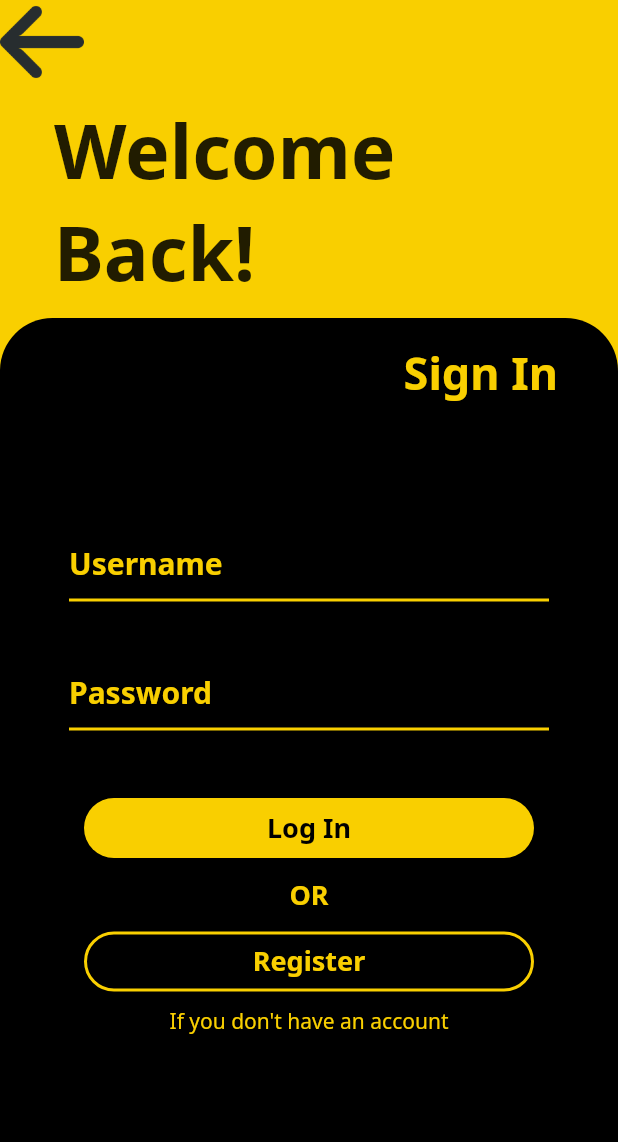
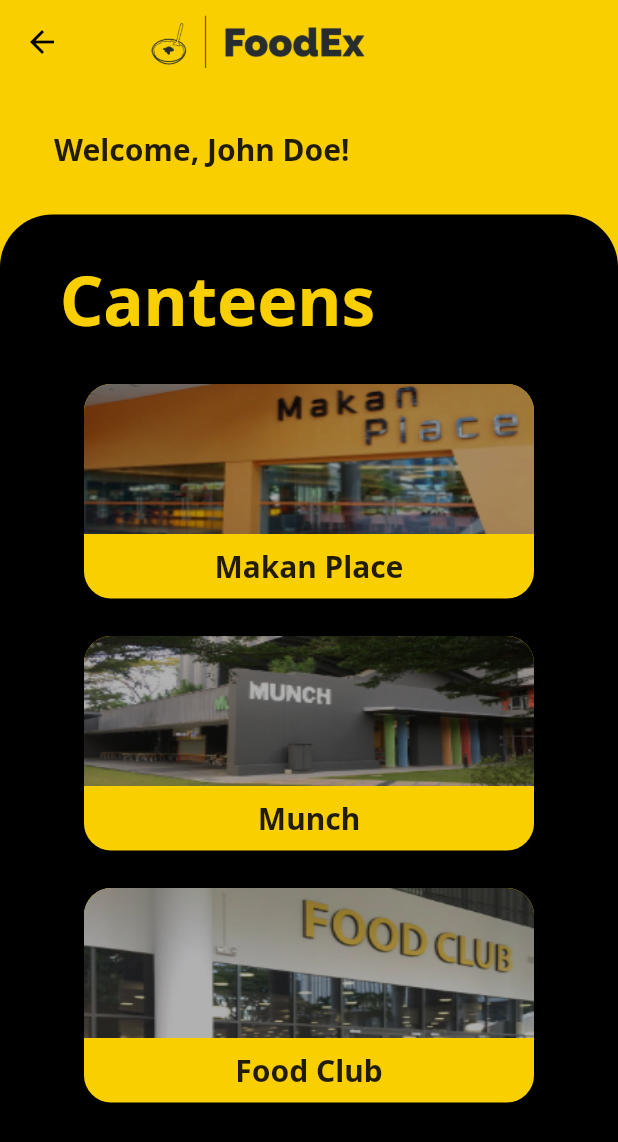
Before and after one commit to LowHongWei/PFD_Flutter, a Flutter app: the SignIn screen opened directly, after a tap on "Log In", on a phone screen of 412 x 824 dp. Shown: the top 1142 px of the screen. Run offline on Flutter 3.47's test engine with Material 2 defaults, Android fonts, the phone set to English and light mode, and no system bars; our stand-ins replace google_fonts, sizer.

Commit message:
Partially finished the UI for landing page

```diff
--- /dev/null
+++ b/lib/landingPage.dart
@@ -0,0 +1,179 @@
+import 'package:flutter/material.dart';
+
+class LandingPage extends StatelessWidget {
+  const LandingPage({super.key});
+
+  @override
+  Widget build(BuildContext context) {
+    return Scaffold(
+      resizeToAvoidBottomInset: false,
+      backgroundColor: const Color(0xFFF9CF00),
+      appBar: AppBar(
+        backgroundColor: const Color(0xFFF9CF00),
+        elevation: 0,
+        title: Image.asset(
+          'images/IconBlack.png',
+          fit: BoxFit.cover,
+          height: 200,
+          width: 200,
+        ),
+      ),
+      body: Center(
+        child: Column(
+          children: [
+            const Padding(
+              padding: EdgeInsets.all(30),
+              child: SizedBox(
+                width: 340,
+                child: Text(
+                  textAlign: TextAlign.start,
+                  "Welcome, John Doe!",
+                  style: TextStyle(fontSize: 20, fontWeight: FontWeight.bold),
+                ),
+              ),
+            ),
+            Expanded(
+              child: Container(
+                width: double.infinity,
+                decoration: const BoxDecoration(
+                  color: Colors.black,
+                  borderRadius: BorderRadius.only(
+                    topLeft: Radius.circular(35),
+                    topRight: Radius.circular(35),
+                  ),
+                ),
+                child: Column(
+                  children: [
+                    const Padding(
+                      padding:
+                          EdgeInsets.symmetric(horizontal: 40, vertical: 26),
+                      child: Align(
+                        alignment: Alignment.topLeft,
+                        child: Text(
+                          'Canteens',
+                          style: TextStyle(
+                              color: Color(0xFFF9CF00),
+                              fontSize: 45,
+                              fontWeight: FontWeight.bold),
+                          textAlign: TextAlign.right,
+                        ),
+                      ),
+                    ),
+                    SizedBox(
+                      child: DecoratedBox(
+                        decoration: BoxDecoration(
+                            color: const Color(0xFFF9CF00),
+                            borderRadius: BorderRadius.circular(18)),
+                        child: Column(
+                          children: [
+                            GestureDetector(
+                              onTap: () {},
+                              child: ClipRRect(
+                                borderRadius: const BorderRadius.only(
+                                  topLeft: Radius.circular(18),
+                                  topRight: Radius.circular(18),
+                                ),
+                                child: Image.asset(
+                                  'images/MKP_Button.png',
+                                  width: 300.0,
+                                  height: 100.0,
+                                  fit: BoxFit.fill,
+                                ),
+                              ),
+                            ),
+                            const Padding(
+                              padding: EdgeInsets.all(8.0),
+                              child: Text(
+                                'Makan Place',
+                                style: TextStyle(
+                                    fontSize: 20, fontWeight: FontWeight.bold),
+                              ),
+                            )
+                          ],
+                        ),
+                      ),
+                    ),
+                    const SizedBox(
+                      height: 25,
+                    ),
+                    SizedBox(
+                      child: DecoratedBox(
+                        decoration: BoxDecoration(
+                            color: const Color(0xFFF9CF00),
+                            borderRadius: BorderRadius.circular(18)),
+                        child: Column(
+                          children: [
+                            GestureDetector(
+                              onTap: () {},
+                              child: ClipRRect(
+                                borderRadius: const BorderRadius.only(
+                                  topLeft: Radius.circular(18),
+                                  topRight: Radius.circular(18),
+                                ),
+                                child: Image.asset(
+                                  'images/Munch_Button.png',
+                                  width: 300.0,
+                                  height: 100.0,
+                                  fit: BoxFit.fill,
+                                ),
+                              ),
+                            ),
+                            const Padding(
+                              padding: EdgeInsets.all(8.0),
+                              child: Text(
+                                'Munch',
+                                style: TextStyle(
+                                    fontSize: 20, fontWeight: FontWeight.bold),
+                              ),
+                            )
+                          ],
+                        ),
+                      ),
+                    ),
+                    const SizedBox(
+                      height: 25,
+                    ),
+                    SizedBox(
+                      child: DecoratedBox(
+                        decoration: BoxDecoration(
+                            color: const Color(0xFFF9CF00),
+                            borderRadius: BorderRadius.circular(18)),
+                        child: Column(
+                          children: [
+                            GestureDetector(
+                              onTap: () {},
+                              child: ClipRRect(
+                                borderRadius: const BorderRadius.only(
+                                  topLeft: Radius.circular(18),
+                                  topRight: Radius.circular(18),
+                                ),
+                                child: Image.asset(
+                                  'images/FC_Button.png',
+                                  width: 300.0,
+                                  height: 100.0,
+                                  fit: BoxFit.fill,
+                                ),
+                              ),
+                            ),
+                            const Padding(
+                              padding: EdgeInsets.all(8.0),
+                              child: Text(
+                                'Food Club',
+                                style: TextStyle(
+                                    fontSize: 20, fontWeight: FontWeight.bold),
+                              ),
+                            )
+                          ],
+                        ),
+                      ),
+                    ),
+                  ],
+                ),
+              ),
+            ),
+          ],
+        ),
+      ),
+    );
+  }
+}
--- a/lib/login.dart
+++ b/lib/login.dart
@@ -1,4 +1,5 @@
 import 'package:flutter/material.dart';
+import 'package:pfd_flutter/landingPage.dart';
 
 class SignIn extends StatelessWidget {
   const SignIn({super.key});
@@ -122,7 +123,15 @@
                           style: ElevatedButton.styleFrom(
                               backgroundColor: const Color(0xFFF9CF00),
                               shape: const StadiumBorder()),
-                          onPressed: () {},
+                          onPressed: () {
+                            //To be replaced with like some firebase code or smth
+                            Navigator.push(
+                              context,
+                              MaterialPageRoute(
+                                builder: (context) => LandingPage(),
+                              ),
+                            );
+                          },
                           child: const Text(
                             'Log In',
                             style: TextStyle(
```
Also changed, not shown: images/FC_Button.png (renamed from images/Food Club Button.png), images/MKP_Button.png (renamed from images/Makan Place Button.png), images/Munch_Button.png (renamed from images/Munch Button.png).
